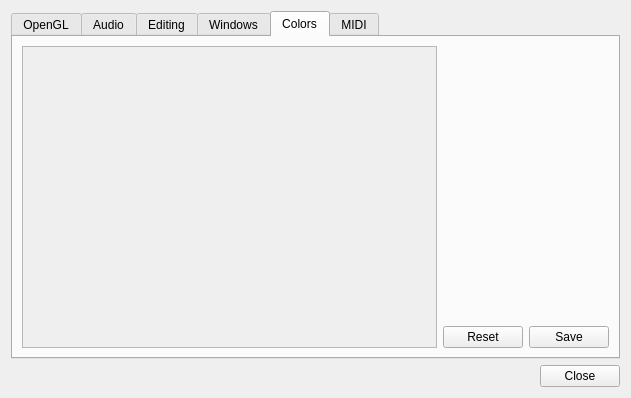
First picture: the form in Qt/qt4_preferences.ui, repository kmatheussen/radium, before the edit.
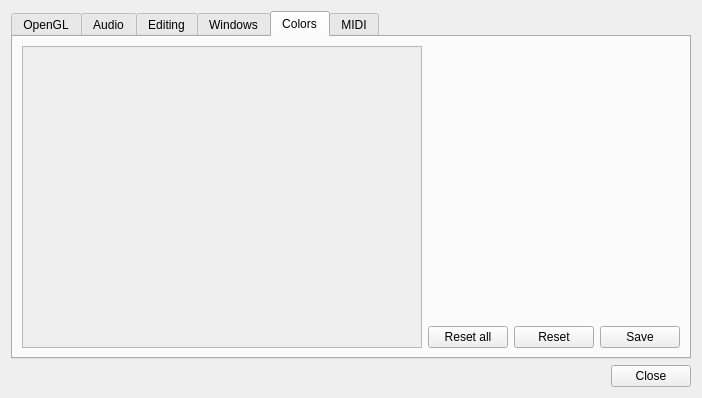
Second picture: the form after the edit.

Commit message: color config: reset and reset all buttons

The edit to the form file:
```diff
--- a/Qt/qt4_preferences.ui
+++ b/Qt/qt4_preferences.ui
@@ -1621,7 +1621,7 @@
            <rect>
             <x>0</x>
             <y>0</y>
-            <width>417</width>
+            <width>396</width>
             <height>300</height>
            </rect>
           </property>
@@ -1651,6 +1651,13 @@
          </item>
          <item>
           <layout class="QHBoxLayout" name="colorlayout_right_2">
+           <item>
+            <widget class="QPushButton" name="color_reset_all_button">
+             <property name="text">
+              <string>Reset all</string>
+             </property>
+            </widget>
+           </item>
            <item>
             <widget class="QPushButton" name="color_reset_button">
              <property name="text">
```
The commit also changes 3 other files.
